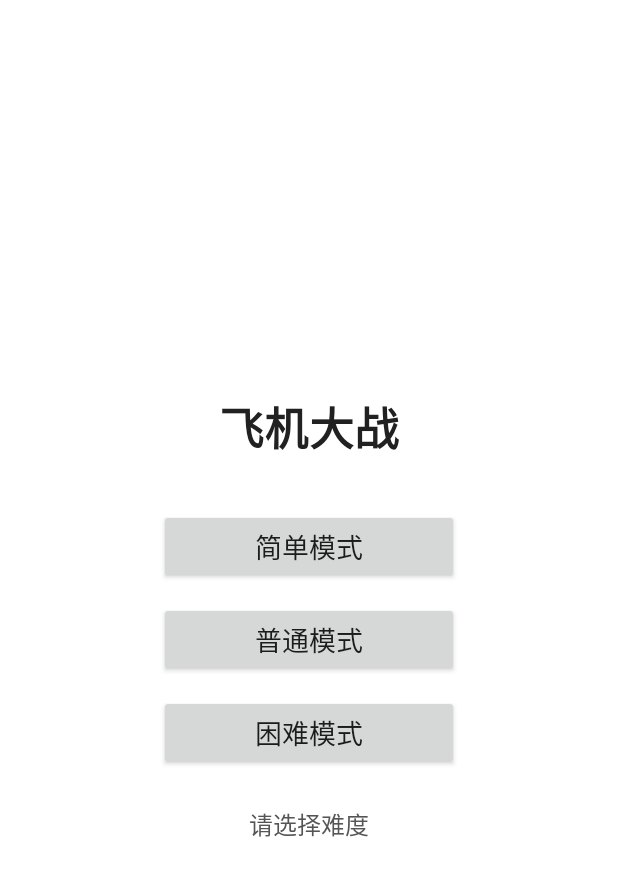
After one commit to Liamcrs/AircraftWar-for-Android, an Android app: the layout activity_main.xml on its own in the app's theme, with its tools: preview values and no code run, on a phone screen of 412 x 824 dp. The commit adds this screen. Shown: the top 876 px of the screen. Run offline under Robolectric (Android 15) with nearby library versions, the phone set to English and light mode, and no system bars.

Commit message:
feat: 完成难度选择页面

```diff
--- a/app/src/main/java/edu/hitsz/application/MainActivity.java
+++ b/app/src/main/java/edu/hitsz/application/MainActivity.java
@@ -3,27 +3,29 @@ package edu.hitsz.application;
 import android.app.Activity;
 import android.os.Bundle;
 import android.view.WindowInsets;
-import android.widget.FrameLayout;
+import android.view.View;
+import android.widget.TextView;
+import edu.hitsz.aircraftwar.R;
 
-/** Native Java Activity; the SurfaceView owns the game and rendering worker. */
+/** Native difficulty-selection menu. */
 public final class MainActivity extends Activity {
-    private EasyGame game;
     @Override public void onCreate(Bundle state) {
         super.onCreate(state);
-        FrameLayout root = new FrameLayout(this);
-        root.setBackgroundColor(0xff101b27);
+        setContentView(R.layout.activity_main);
+        View root = findViewById(R.id.menu_root);
         root.setOnApplyWindowInsetsListener((view, insets) -> {
             android.graphics.Insets bars = insets.getInsets(WindowInsets.Type.systemBars() | WindowInsets.Type.displayCutout());
             view.setPadding(bars.left, bars.top, bars.right, bars.bottom);
             return WindowInsets.CONSUMED;
         });
-        game = new EasyGame(this);
-        root.addView(game, new FrameLayout.LayoutParams(-1, -1));
-        setContentView(root);
         root.requestApplyInsets();
+
+        TextView selection = findViewById(R.id.selected_mode);
+        findViewById(R.id.easy_button).setOnClickListener(view ->
+                selection.setText(getString(R.string.selected_mode, getString(R.string.easy_mode))));
+        findViewById(R.id.normal_button).setOnClickListener(view ->
+                selection.setText(getString(R.string.selected_mode, getString(R.string.normal_mode))));
+        findViewById(R.id.hard_button).setOnClickListener(view ->
+                selection.setText(getString(R.string.selected_mode, getString(R.string.hard_mode))));
     }
-    @Override public void onResume() { super.onResume(); if (game != null) game.resumeGame(); }
-    @Override public void onPause() { if (game != null) game.pauseGame(); super.onPause(); }
-    @Override public void onDestroy() { if (game != null) game.pauseGame(); super.onDestroy(); }
-    public EasyGame gameView() { return game; }
 }
--- /dev/null
+++ b/app/src/main/res/layout/activity_main.xml
@@ -0,0 +1,71 @@
+<?xml version="1.0" encoding="utf-8"?>
+<FrameLayout xmlns:android="http://schemas.android.com/apk/res/android"
+    android:id="@+id/menu_root"
+    android:layout_width="match_parent"
+    android:layout_height="match_parent"
+    android:background="#101B27">
+
+    <ScrollView
+        android:layout_width="match_parent"
+        android:layout_height="match_parent"
+        android:background="#FFFFFF"
+        android:fillViewport="true">
+
+        <LinearLayout
+            android:layout_width="match_parent"
+            android:layout_height="wrap_content"
+            android:gravity="center"
+            android:orientation="vertical"
+            android:padding="16dp">
+
+            <TextView
+                android:id="@+id/menu_title"
+                android:layout_width="wrap_content"
+                android:layout_height="wrap_content"
+                android:layout_marginBottom="32dp"
+                android:gravity="center"
+                android:text="@string/game_title"
+                android:textColor="#212121"
+                android:textSize="30sp"
+                android:textStyle="bold" />
+
+            <Button
+                android:id="@+id/easy_button"
+                android:layout_width="200dp"
+                android:layout_height="wrap_content"
+                android:minHeight="50dp"
+                android:layout_marginBottom="12dp"
+                android:text="@string/easy_mode"
+                android:textSize="18sp" />
+
+            <Button
+                android:id="@+id/normal_button"
+                android:layout_width="200dp"
+                android:layout_height="wrap_content"
+                android:minHeight="50dp"
+                android:layout_marginBottom="12dp"
+                android:text="@string/normal_mode"
+                android:textSize="18sp" />
+
+            <Button
+                android:id="@+id/hard_button"
+                android:layout_width="200dp"
+                android:layout_height="wrap_content"
+                android:minHeight="50dp"
+                android:text="@string/hard_mode"
+                android:textSize="18sp" />
+
+            <TextView
+                android:id="@+id/selected_mode"
+                android:layout_width="wrap_content"
+                android:layout_height="wrap_content"
+                android:layout_marginTop="24dp"
+                android:accessibilityLiveRegion="polite"
+                android:freezesText="true"
+                android:gravity="center"
+                android:text="@string/choose_mode"
+                android:textColor="#555555"
+                android:textSize="16sp" />
+        </LinearLayout>
+    </ScrollView>
+</FrameLayout>
--- /dev/null
+++ b/app/src/main/res/values/strings.xml
@@ -0,0 +1,9 @@
+<?xml version="1.0" encoding="utf-8"?>
+<resources>
+    <string name="game_title">飞机大战</string>
+    <string name="choose_mode">请选择难度</string>
+    <string name="easy_mode">简单模式</string>
+    <string name="normal_mode">普通模式</string>
+    <string name="hard_mode">困难模式</string>
+    <string name="selected_mode">已选择：%1$s</string>
+</resources>
```
